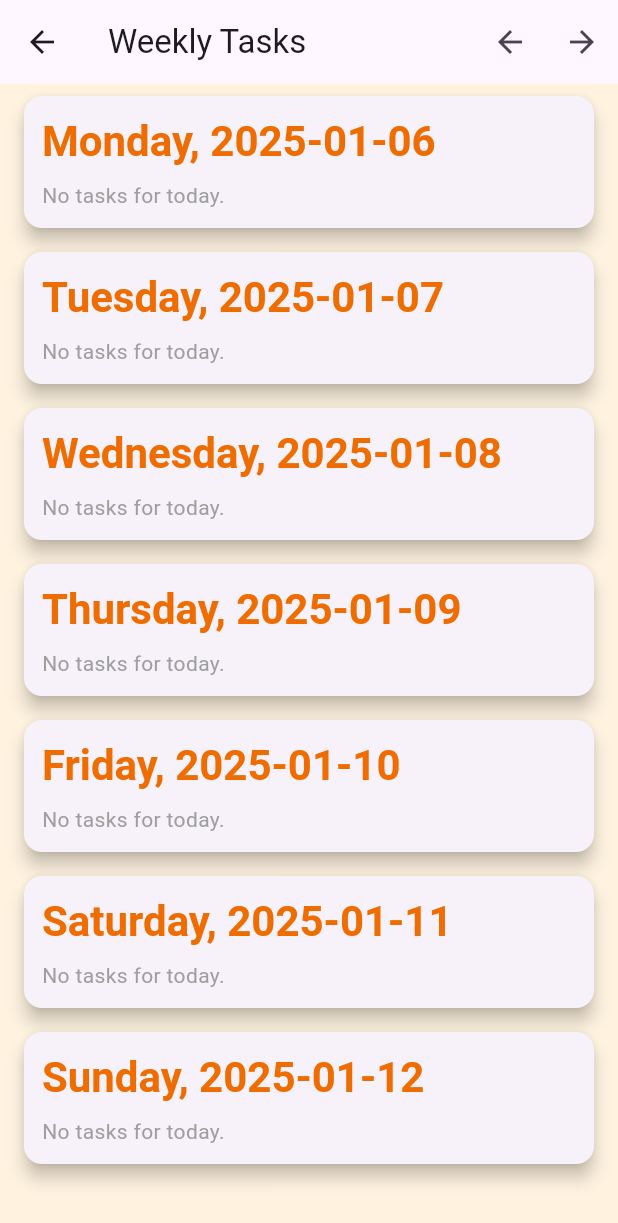
After one commit to MonishB123/productivepls, a Flutter app: the screen it shows after launch, after a tap on the "view week" icon, on a phone screen of 412 x 824 dp. The commit adds this screen. Shown: the top 1223 px of the screen. Run offline on Flutter 3.47's test engine with Material 3 defaults, Android fonts, the phone set to English and light mode, and no system bars; missing offline and left inert: window_size.

Commit message:
Made more modular, added weekly view

```diff
--- a/lib/main.dart
+++ b/lib/main.dart
@@ -1,8 +1,12 @@
 import 'dart:io';
-import 'dart:convert';
 
 import 'package:flutter/material.dart';
 import 'package:window_size/window_size.dart';
+import 'package:flutter/services.dart';
+import 'package:intl/intl.dart';
+
+import 'package:productivepls/tasksManager.dart';
+import 'package:productivepls/weekly.dart';
 
 void main() {
   //set fixed windows size
@@ -14,71 +18,6 @@ void main() {
     setWindowMinSize(prefSize);
   }
   runApp(TodoApp());
-}
-
-class Task {
-  String name;
-  bool isCompleted;
-
-  Task({required this.name, this.isCompleted = false});
-
-  Map<String, dynamic> toJson() => {
-        'name': name,
-        'is_completed': isCompleted,
-      };
-
-  factory Task.fromJson(Map<String, dynamic> json) => Task(
-        name: json['name'],
-        isCompleted: json['is_completed'],
-      );
-}
-
-class TaskStorage {
-  static const String _filePath = 'tasks.json';
-  Map<String, dynamic> _data = {
-    'currview': 'daily',
-  };
-
-  Future<void> load() async {
-    try {
-      final file = File(_filePath);
-      if (await file.exists()) {
-        final contents = await file.readAsString();
-        _data = json.decode(contents);
-      }
-    } catch (e) {
-      print('Error loading tasks: $e');
-    }
-  }
-
-  Future<void> save() async {
-    try {
-      final file = File(_filePath);
-      await file.writeAsString(json.encode(_data));
-    } catch (e) {
-      print('Error saving tasks: $e');
-    }
-  }
-
-  List<Task> getTasksForDate(String date) {
-    final List<dynamic> tasks = _data[date] ?? [];
-    return tasks.map((task) => Task.fromJson(task)).toList();
-  }
-
-  Future<void> addTask(String date, Task task) async {
-    if (!_data.containsKey(date)) {
-      _data[date] = [];
-    }
-    (_data[date] as List).add(task.toJson());
-    await save();
-  }
-
-  Future<void> updateTask(String date, int index, Task task) async {
-    if (_data.containsKey(date) && (_data[date] as List).length > index) {
-      (_data[date] as List)[index] = task.toJson();
-      await save();
-    }
-  }
 }
 
 class TodoApp extends StatelessWidget {
@@ -98,18 +37,22 @@ class TodoApp extends StatelessWidget {
 
 //Daily View Structure
 class DailyView extends StatefulWidget {
+  String? date;
+  DailyView({Key? key, this.date}) : super(key: key);
+
   @override
   _DailyViewState createState() => _DailyViewState();
 }
 
 class _DailyViewState extends State<DailyView> {
-  String currentDate = DateTime.now().toString().split(' ')[0];
+  late String currentDate;
   final TaskStorage storage = TaskStorage();
   late Future<List<Task>> tasks;
 
   @override
   void initState() {
     super.initState();
+    currentDate = widget.date ?? DateTime.now().toString().split(' ')[0];
     tasks = _loadTasks();
   }
 
@@ -171,11 +114,70 @@ class _DailyViewState extends State<DailyView> {
     );
   }
 
+  void _deleteTask(int index) async {
+    List<Task> taskList = await tasks;
+    taskList.removeAt(index); // Remove task from the list
+    storage.removeTask(currentDate, index);
+    // Update the storage after deleting the task
+    await storage.save();
+    setState(() {
+      tasks = _loadTasks(); // Reload tasks after deleting
+    });
+  }
+
+  void _changeDate(KeyEvent keyEvent) {
+    setState(() {
+      if (keyEvent.logicalKey == LogicalKeyboardKey.arrowUp) {
+        // Navigate to the previous day
+        currentDate = _getPreviousDate(currentDate);
+      } else if (keyEvent.logicalKey == LogicalKeyboardKey.arrowDown) {
+        // Navigate to the next day
+        currentDate = _getNextDate(currentDate);
+      }
+      tasks = _loadTasks(); // Reload tasks for the new date
+    });
+  }
+
+  String _getPreviousDate(String date) {
+    DateTime current = DateFormat('yyyy-MM-dd').parse(date);
+    DateTime previousDay = current.subtract(Duration(days: 1));
+    return DateFormat('yyyy-MM-dd').format(previousDay);
+  }
+
+  String _getNextDate(String date) {
+    DateTime current = DateFormat('yyyy-MM-dd').parse(date);
+    DateTime nextDay = current.add(Duration(days: 1));
+    return DateFormat('yyyy-MM-dd').format(nextDay);
+  }
+
   @override
   Widget build(BuildContext context) {
-    return Scaffold(
+    return KeyboardListener(
+      focusNode: FocusNode(),
+      onKeyEvent: (keyEvent) {
+        _changeDate(keyEvent); // Update date based on key event
+      },
+      child: Scaffold(
         appBar: AppBar(
           title: Text('Tasks for $currentDate'),
+          actions: <Widget>[
+            IconButton(
+              icon: const Icon(Icons.view_week),
+              tooltip: 'Weekly View',
+              onPressed: () {
+                //navigate to weekly page
+                Navigator.push(context,
+                    MaterialPageRoute(builder: (context) => WeeklyView()));
+              },
+            ),
+            IconButton(
+              icon: const Icon(Icons.calendar_month),
+              tooltip: 'Monthly View',
+              onPressed: () {
+                //navigate to monthly page
+              },
+            ),
+          ],
         ),
         body: FutureBuilder<List<Task>>(
           future: tasks,
@@ -206,6 +208,12 @@ class _DailyViewState extends State<DailyView> {
                       _toggleTaskCompletion(index); // Use index to toggle
                     },
                   ),
+                  trailing: IconButton(
+                    icon: Icon(Icons.close, color: Colors.red),
+                    onPressed: () {
+                      _deleteTask(index); // Delete task when "X" is pressed
+                    },
+                  ),
                 );
               },
             );
@@ -219,6 +227,7 @@ class _DailyViewState extends State<DailyView> {
           backgroundColor: Colors.orange[800],
           child: Icon(Icons.add, color: Colors.white),
         ),
+      ),
     );
   }
 }
--- /dev/null
+++ b/lib/tasksManager.dart
@@ -0,0 +1,74 @@
+import 'dart:io';
+import 'dart:convert';
+
+class Task {
+  String name;
+  bool isCompleted;
+
+  Task({required this.name, this.isCompleted = false});
+
+  Map<String, dynamic> toJson() => {
+        'name': name,
+        'is_completed': isCompleted,
+      };
+
+  factory Task.fromJson(Map<String, dynamic> json) => Task(
+        name: json['name'],
+        isCompleted: json['is_completed'],
+      );
+}
+
+class TaskStorage {
+  static const String _filePath = 'tasks.json';
+  Map<String, dynamic> _data = {
+    'currview': 'daily',
+  };
+
+  Future<void> load() async {
+    try {
+      final file = File(_filePath);
+      if (await file.exists()) {
+        final contents = await file.readAsString();
+        _data = json.decode(contents);
+      }
+    } catch (e) {
+      print('Error loading tasks: $e');
+    }
+  }
+
+  Future<void> save() async {
+    try {
+      final file = File(_filePath);
+      await file.writeAsString(json.encode(_data));
+    } catch (e) {
+      print('Error saving tasks: $e');
+    }
+  }
+
+  List<Task> getTasksForDate(String date) {
+    final List<dynamic> tasks = _data[date] ?? [];
+    return tasks.map((task) => Task.fromJson(task)).toList();
+  }
+
+  Future<void> addTask(String date, Task task) async {
+    if (!_data.containsKey(date)) {
+      _data[date] = [];
+    }
+    (_data[date] as List).add(task.toJson());
+    await save();
+  }
+
+  Future<void> removeTask(String date, int index) async {
+    if (_data.containsKey(date) && (_data[date] as List).length > index) {
+      (_data[date] as List).removeAt(index); // Remove the task at the index
+      await save(); // Save the updated data
+    }
+  }
+
+  Future<void> updateTask(String date, int index, Task task) async {
+    if (_data.containsKey(date) && (_data[date] as List).length > index) {
+      (_data[date] as List)[index] = task.toJson();
+      await save();
+    }
+  }
+}
--- /dev/null
+++ b/lib/weekly.dart
@@ -0,0 +1,181 @@
+import 'package:productivepls/main.dart';
+import 'package:flutter/material.dart';
+import 'package:productivepls/tasksManager.dart';
+import 'package:intl/intl.dart';
+
+class WeeklyView extends StatefulWidget {
+  @override
+  _WeeklyViewState createState() => _WeeklyViewState();
+}
+
+class _WeeklyViewState extends State<WeeklyView> {
+  late String currentWeekStartDate;
+  late String currentWeekEndDate;
+  final TaskStorage storage = TaskStorage();
+  late Future<Map<String, List<Task>>> weeklyTasks;
+
+  @override
+  void initState() {
+    super.initState();
+    // Get the start and end date of the current week
+    currentWeekStartDate = _getStartOfWeek(DateTime.now());
+    currentWeekEndDate = _getEndOfWeek(DateTime.now());
+    weeklyTasks = _loadWeeklyTasks();
+  }
+
+  Future<Map<String, List<Task>>> _loadWeeklyTasks() async {
+    await storage.load(); // Load data from file
+    Map<String, List<Task>> tasks = {};
+
+    // Load tasks for each day in the week
+    for (int i = 0; i < 7; i++) {
+      DateTime day =
+          DateTime.parse(currentWeekStartDate).add(Duration(days: i));
+      String dateString = DateFormat('yyyy-MM-dd').format(day);
+      tasks[dateString] = storage.getTasksForDate(dateString);
+    }
+    return tasks;
+  }
+
+  // Get the start date of the week
+  String _getStartOfWeek(DateTime date) {
+    DateTime startOfWeek = date.subtract(Duration(days: date.weekday - 1));
+    return DateFormat('yyyy-MM-dd').format(startOfWeek);
+  }
+
+  // Get the end date of the week
+  String _getEndOfWeek(DateTime date) {
+    DateTime endOfWeek = date.add(Duration(days: 7 - date.weekday));
+    return DateFormat('yyyy-MM-dd').format(endOfWeek);
+  }
+
+  // Navigate to the previous week
+  void _previousWeek() {
+    setState(() {
+      DateTime startOfWeek =
+          DateTime.parse(currentWeekStartDate).subtract(Duration(days: 7));
+      currentWeekStartDate = _getStartOfWeek(startOfWeek);
+      currentWeekEndDate = _getEndOfWeek(startOfWeek);
+      weeklyTasks = _loadWeeklyTasks();
+    });
+  }
+
+  // Navigate to the next week
+  void _nextWeek() {
+    setState(() {
+      DateTime startOfWeek =
+          DateTime.parse(currentWeekStartDate).add(Duration(days: 7));
+      currentWeekStartDate = _getStartOfWeek(startOfWeek);
+      currentWeekEndDate = _getEndOfWeek(startOfWeek);
+      weeklyTasks = _loadWeeklyTasks();
+    });
+  }
+
+  @override
+  Widget build(BuildContext context) {
+    return Scaffold(
+      appBar: AppBar(
+        title: Text('Weekly Tasks'),
+        actions: <Widget>[
+          IconButton(
+            icon: const Icon(Icons.arrow_back),
+            onPressed: _previousWeek, // Navigate to the previous week
+          ),
+          IconButton(
+            icon: const Icon(Icons.arrow_forward),
+            onPressed: _nextWeek, // Navigate to the next week
+          ),
+        ],
+      ),
+      body: FutureBuilder<Map<String, List<Task>>>(
+        future: weeklyTasks,
+        builder: (context, snapshot) {
+          if (snapshot.connectionState == ConnectionState.waiting) {
+            return Center(child: CircularProgressIndicator());
+          }
+
+          if (snapshot.hasError) {
+            return Center(child: Text('Error loading tasks.'));
+          }
+
+          if (!snapshot.hasData || snapshot.data!.isEmpty) {
+            return Center(child: Text('No tasks for this week.'));
+          }
+
+          Map<String, List<Task>> tasks = snapshot.data!;
+
+          return ListView.builder(
+            itemCount: 7,
+            itemBuilder: (context, index) {
+              DateTime day = DateTime.parse(currentWeekStartDate)
+                  .add(Duration(days: index));
+              String dateString = DateFormat('yyyy-MM-dd').format(day);
+              List<Task> taskList = tasks[dateString] ?? [];
+              String dayOfWeek = DateFormat('EEEE').format(day);
+
+              return GestureDetector(
+                onTap: () {
+                  Navigator.push(
+                    context,
+                    MaterialPageRoute(
+                        builder: (context) => DailyView(date: dateString)),
+                  );
+                },
+                child: Card(
+                  margin: EdgeInsets.symmetric(vertical: 8, horizontal: 16),
+                  elevation: 5,
+                  shape: RoundedRectangleBorder(
+                    borderRadius: BorderRadius.circular(12),
+                  ),
+                  child: Padding(
+                    padding: EdgeInsets.all(12),
+                    child: Column(
+                      crossAxisAlignment: CrossAxisAlignment.start,
+                      children: [
+                        Text(
+                          '$dayOfWeek, $dateString',
+                          style: Theme.of(context)
+                              .textTheme
+                              .headlineMedium
+                              ?.copyWith(
+                                fontWeight: FontWeight.bold,
+                                color: Colors.orange[800],
+                              ),
+                        ),
+                        SizedBox(height: 8),
+                        taskList.isEmpty
+                            ? Text('No tasks for today.',
+                                style: TextStyle(color: Colors.grey))
+                            : Column(
+                                children: taskList.map((task) {
+                                  return ListTile(
+                                    title: Text(
+                                      task.name,
+                                      style: TextStyle(
+                                        fontSize: 16,
+                                        color: task.isCompleted
+                                            ? Colors.green
+                                            : Colors.black,
+                                      ),
+                                    ),
+                                    leading: Checkbox(
+                                      value: task.isCompleted,
+                                      onChanged: (bool? value) {
+                                        // Update task completion status
+                                      },
+                                    ),
+                                  );
+                                }).toList(),
+                              ),
+                      ],
+                    ),
+                  ),
+                ),
+              );
+            },
+          );
+        },
+      ),
+    );
+  }
+}
--- a/pubspec.yaml
+++ b/pubspec.yaml
@@ -37,6 +37,7 @@ dependencies:
   cupertino_icons: ^1.0.8
   window_size: ^0.1.0
   path_provider: ^2.1.5
+  intl: ^0.20.1
 
 dev_dependencies:
   flutter_test:
--- a/tasks.json
+++ b/tasks.json
@@ -1 +1 @@
-{"currview":"daily","2025-01-08":[{"name":"Cook","is_completed":false}]}
+{"currview":"daily","2025-01-08":[]}
```
Also changed, not shown: pubspec.lock. Lines whose indentation alone changed are shown as unchanged.
